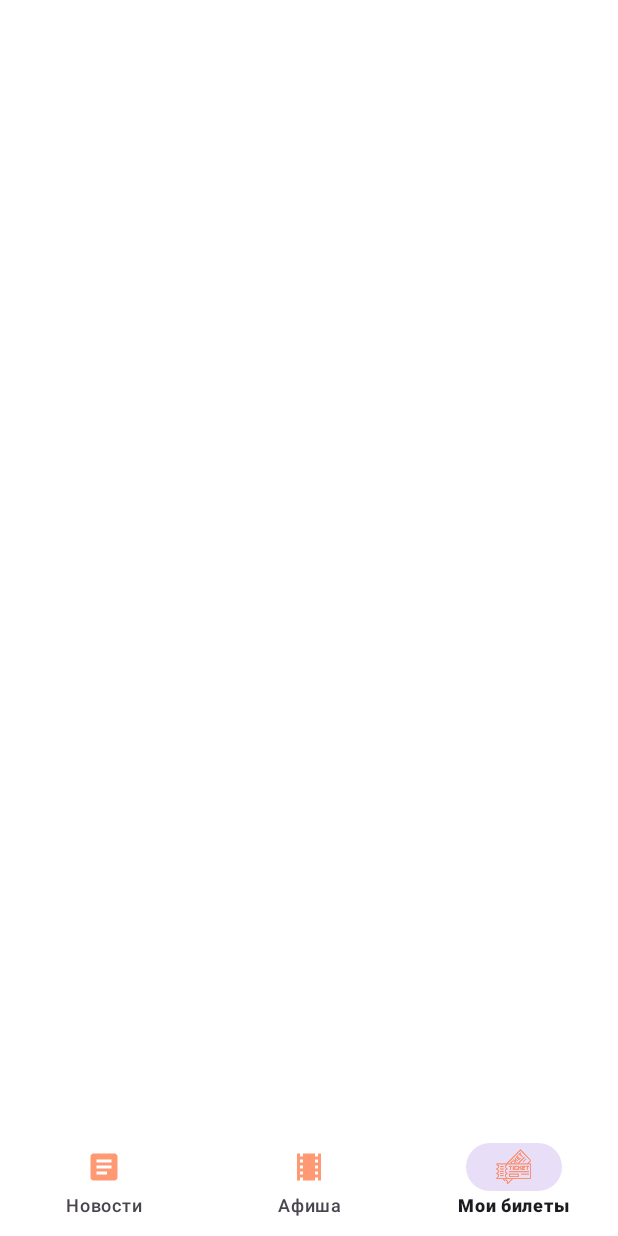
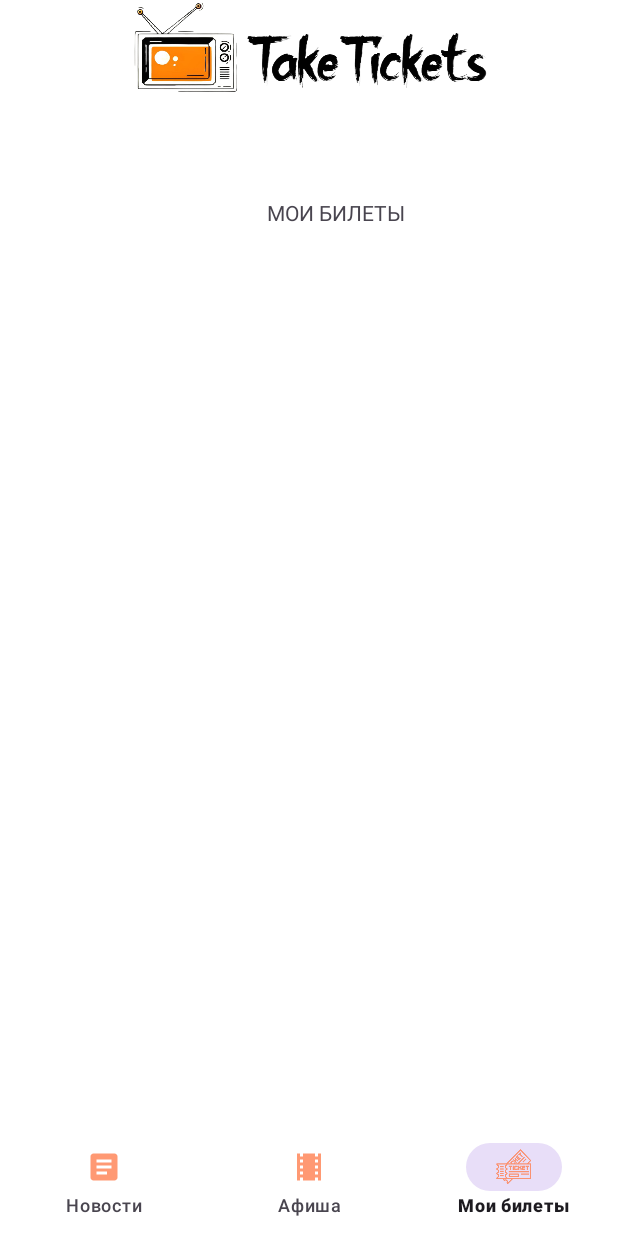
Before and after one commit to Grouscrotz/TakeTickets, an Android app: the screen it shows after launch (MainActivity), item 3 of the bottom bar chosen, on a phone screen of 412 x 824 dp. Run offline under Robolectric (Android 15) with nearby library versions, the phone set to English and light mode, and no system bars.

Commit message:
Добавлена иконка сверху и обработка нажатий на кнопки в BottomNavigationView

```diff
--- a/app/src/main/java/com/example/taketickets/MainActivity.java
+++ b/app/src/main/java/com/example/taketickets/MainActivity.java
@@ -1,20 +1,90 @@
 package com.example.taketickets;
 
+import android.os.Build;
 import android.os.Bundle;
+import android.util.Log;
+import android.view.Menu;
+import android.view.MenuItem;
+import android.view.View;
 
-import androidx.activity.EdgeToEdge;
+
+import androidx.annotation.NonNull;
 import androidx.appcompat.app.AppCompatActivity;
-import androidx.core.graphics.Insets;
-import androidx.core.view.ViewCompat;
-import androidx.core.view.WindowInsetsCompat;
+import androidx.appcompat.widget.Toolbar;
+import androidx.fragment.app.Fragment;
+import androidx.fragment.app.FragmentTransaction;
+
+import com.google.android.material.bottomnavigation.BottomNavigationView;
 
 public class MainActivity extends AppCompatActivity {
+
+    public BottomNavigationView bottomNavigationView;
 
     @Override
     protected void onCreate(Bundle savedInstanceState) {
         super.onCreate(savedInstanceState);
         setContentView(R.layout.activity_main);
 
+        bottomNavigationView = findViewById(R.id.bottomBar); // BottomBar
+        onClick_bottomNavigationView(); // обработчик клика на кнопки в BottomBar
+
+        // Меняем цвет надписей на статус-баре телефона (зарядка, время, связь, уведомления)
+        if (Build.VERSION.SDK_INT >= Build.VERSION_CODES.M) {
+            View decor = getWindow().getDecorView();
+            decor.setSystemUiVisibility(View.SYSTEM_UI_FLAG_LIGHT_STATUS_BAR);
+        }
+
     }
 
+    // Метод-обработчик нажатий на кнопки-иконки в BottomNavigationBar
+    public void onClick_bottomNavigationView() {
+        bottomNavigationView.setOnNavigationItemSelectedListener(new BottomNavigationView.OnNavigationItemSelectedListener() {
+            @Override
+            public boolean onNavigationItemSelected(@NonNull MenuItem menuItem) {
+                if (menuItem.getItemId() == R.id.bottom_news) {
+                    showNewsFragment();
+                    return true;
+                }
+                if (menuItem.getItemId() == R.id.bottom_poster) {
+                    showPosterFragment();
+                    return true;
+                }
+                if (menuItem.getItemId() == R.id.bottom_tickets) {
+                    showMyTicketsFragment();
+                    return true;
+                }
+                return false;
+            }
+        });
+    }
+
+    // Общий метод для вызова фрагмента
+    public void showFragment(Fragment fragment) {
+        FragmentTransaction fragmentTransaction = getSupportFragmentManager().beginTransaction();
+        fragmentTransaction.replace(R.id.main_Fragment,fragment);
+        fragmentTransaction.commit();
+    }
+
+
+    // Вызов фрагмента "Новости"
+    public void showNewsFragment() {
+        NewsFragment fragment = new NewsFragment();
+        showFragment(fragment);
+
+    }
+
+    // Вызов фрагмента "Афиша"
+    public  void showPosterFragment() {
+        PosterFragment fragment = new PosterFragment();
+        showFragment(fragment);
+    }
+
+    // Вызов фрагмента "Мои билеты"
+    public void showMyTicketsFragment() {
+        MyTicketsFragment fragment = new MyTicketsFragment();
+        showFragment(fragment);
+    }
+
+
+
 }
--- /dev/null
+++ b/app/src/main/java/com/example/taketickets/MyTicketsFragment.java
@@ -0,0 +1,64 @@
+package com.example.taketickets;
+
+import android.os.Bundle;
+
+import androidx.fragment.app.Fragment;
+
+import android.view.LayoutInflater;
+import android.view.View;
+import android.view.ViewGroup;
+
+/**
+ * A simple {@link Fragment} subclass.
+ * Use the {@link MyTicketsFragment#newInstance} factory method to
+ * create an instance of this fragment.
+ */
+public class MyTicketsFragment extends Fragment {
+
+    // TODO: Rename parameter arguments, choose names that match
+    // the fragment initialization parameters, e.g. ARG_ITEM_NUMBER
+    private static final String ARG_PARAM1 = "param1";
+    private static final String ARG_PARAM2 = "param2";
+
+    // TODO: Rename and change types of parameters
+    private String mParam1;
+    private String mParam2;
+
+    public MyTicketsFragment() {
+        // Required empty public constructor
+    }
+
+    /**
+     * Use this factory method to create a new instance of
+     * this fragment using the provided parameters.
+     *
+     * @param param1 Parameter 1.
+     * @param param2 Parameter 2.
+     * @return A new instance of fragment MyTicketsFragment.
+     */
+    // TODO: Rename and change types and number of parameters
+    public static MyTicketsFragment newInstance(String param1, String param2) {
+        MyTicketsFragment fragment = new MyTicketsFragment();
+        Bundle args = new Bundle();
+        args.putString(ARG_PARAM1, param1);
+        args.putString(ARG_PARAM2, param2);
+        fragment.setArguments(args);
+        return fragment;
+    }
+
+    @Override
+    public void onCreate(Bundle savedInstanceState) {
+        super.onCreate(savedInstanceState);
+        if (getArguments() != null) {
+            mParam1 = getArguments().getString(ARG_PARAM1);
+            mParam2 = getArguments().getString(ARG_PARAM2);
+        }
+    }
+
+    @Override
+    public View onCreateView(LayoutInflater inflater, ViewGroup container,
+                             Bundle savedInstanceState) {
+        // Inflate the layout for this fragment
+        return inflater.inflate(R.layout.fragment_my_tickets, container, false);
+    }
+}
--- a/app/src/main/res/layout/activity_main.xml
+++ b/app/src/main/res/layout/activity_main.xml
@@ -9,14 +9,40 @@
     tools:context=".MainActivity">
 
     <com.google.android.material.bottomnavigation.BottomNavigationView
-        app:itemIconTint="@color/coral"
+        android:id="@+id/bottomBar"
         android:layout_width="409dp"
         android:layout_height="74dp"
         android:background="#FFFFFF"
+        android:foregroundTint="#070707"
+        app:itemIconTint="@color/coral"
         app:layout_constraintBottom_toBottomOf="parent"
         app:layout_constraintEnd_toEndOf="parent"
         app:layout_constraintStart_toStartOf="parent"
+
         app:menu="@menu/bottom_navigation_menu" />
+
+    <FrameLayout
+        android:id="@+id/main_Fragment"
+        android:layout_width="409dp"
+        android:layout_height="583dp"
+        android:layout_marginStart="2dp"
+        android:layout_marginTop="72dp"
+        android:layout_marginEnd="2dp"
+        app:layout_constraintEnd_toEndOf="parent"
+        app:layout_constraintStart_toStartOf="parent"
+        app:layout_constraintTop_toTopOf="parent">
+
+    </FrameLayout>
+
+    <ImageView
+        android:id="@+id/imageView"
+        android:layout_width="394dp"
+        android:layout_height="71dp"
+        app:layout_constraintBottom_toTopOf="@+id/main_Fragment"
+        app:layout_constraintEnd_toEndOf="parent"
+        app:layout_constraintStart_toStartOf="parent"
+        app:layout_constraintTop_toTopOf="parent"
+        app:srcCompat="@drawable/top_logo" />
 
 
 </androidx.constraintlayout.widget.ConstraintLayout>
--- /dev/null
+++ b/app/src/main/res/layout/fragment_my_tickets.xml
@@ -0,0 +1,20 @@
+<?xml version="1.0" encoding="utf-8"?>
+<androidx.constraintlayout.widget.ConstraintLayout
+    xmlns:android="http://schemas.android.com/apk/res/android"
+    xmlns:tools="http://schemas.android.com/tools"
+    xmlns:app="http://schemas.android.com/apk/res-auto"
+    android:layout_width="match_parent"
+    android:layout_height="match_parent"
+    tools:context=".MyTicketsFragment">
+
+    <!-- TODO: Update blank fragment layout -->
+    <TextView
+        android:layout_width="wrap_content"
+        android:layout_height="wrap_content"
+        android:layout_marginTop="60dp"
+        android:layout_marginEnd="140dp"
+        android:text="МОИ БИЛЕТЫ"
+        app:layout_constraintEnd_toEndOf="parent"
+        app:layout_constraintTop_toTopOf="parent" />
+
+</androidx.constraintlayout.widget.ConstraintLayout>
--- a/app/src/main/res/menu/bottom_navigation_menu.xml
+++ b/app/src/main/res/menu/bottom_navigation_menu.xml
@@ -9,7 +9,7 @@
         android:icon="@drawable/icon_poster"
         android:title="@string/bottom_poster" />
     <item
-        android:id="@+id/bottom_order"
+        android:id="@+id/bottom_tickets"
         android:icon="@drawable/icon_tickets"
         android:title="@string/bottom_tickets" />
 
--- a/app/src/main/res/values/colors.xml
+++ b/app/src/main/res/values/colors.xml
@@ -3,4 +3,6 @@
     <color name="black">#FF000000</color>
     <color name="white">#FFFFFFFF</color>
     <color name="coral">#FF7F50</color>
+    <color name="light_gray">#D3D3D3</color>
+
 </resources>
--- a/app/src/main/res/values/themes.xml
+++ b/app/src/main/res/values/themes.xml
@@ -3,6 +3,8 @@
     <style name="Base.Theme.TakeTickets" parent="Theme.Material3.DayNight.NoActionBar">
         <!-- Customize your light theme here. -->
         <item name="android:windowBackground">@android:color/white</item>
+        <item name="colorPrimaryDark">@color/white</item>
+        <item name="colorOnPrimary">@color/coral</item>
     </style>
 
     <style name="Theme.TakeTickets" parent="Base.Theme.TakeTickets" />
```
Also changed, not shown: app/src/main/java/com/example/taketickets/NewsFragment.java (added, +64 -0 lines), app/src/main/java/com/example/taketickets/PosterFragment.java (added, +64 -0 lines), app/src/main/res/layout/fragment_news.xml (added, +20 -0 lines), app/src/main/res/layout/fragment_poster.xml (added, +20 -0 lines), app/src/main/res/drawable/top_logo.png (added).
